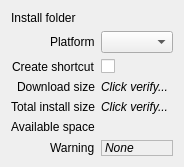
Old version of the form rare/ui/components/dialogs/install/dialog.ui in the repository RareDevs/Rare.
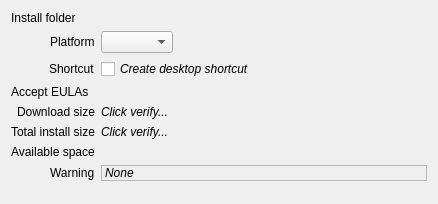
New version of the form.

Commit message: InstallDialog: add EULA acceptance checkbox

```diff
--- a/rare/ui/components/dialogs/install/dialog.ui
+++ b/rare/ui/components/dialogs/install/dialog.ui
@@ -6,8 +6,8 @@
    <rect>
     <x>0</x>
     <y>0</y>
-    <width>182</width>
-    <height>153</height>
+    <width>438</width>
+    <height>204</height>
    </rect>
   </property>
   <property name="windowTitle">
@@ -41,10 +41,20 @@
      </property>
     </widget>
    </item>
+   <item row="3" column="0">
+    <widget class="QLabel" name="eula_label">
+     <property name="text">
+      <string>Accept EULAs</string>
+     </property>
+     <property name="alignment">
+      <set>Qt::AlignmentFlag::AlignLeading|Qt::AlignmentFlag::AlignLeft|Qt::AlignmentFlag::AlignVCenter</set>
+     </property>
+    </widget>
+   </item>
    <item row="2" column="0">
     <widget class="QLabel" name="shortcut_label">
      <property name="text">
-      <string>Create shortcut</string>
+      <string>Shortcut</string>
      </property>
      <property name="alignment">
       <set>Qt::AlignmentFlag::AlignLeading|Qt::AlignmentFlag::AlignLeft|Qt::AlignmentFlag::AlignVCenter</set>
@@ -53,19 +63,24 @@
    </item>
    <item row="2" column="1">
     <widget class="QCheckBox" name="shortcut_check">
+     <property name="font">
+      <font>
+       <italic>true</italic>
+      </font>
+     </property>
      <property name="text">
-      <string notr="true"/>
+      <string>Create desktop shortcut</string>
      </property>
     </widget>
    </item>
-   <item row="3" column="0">
+   <item row="4" column="0">
     <widget class="QLabel" name="download_size_label">
      <property name="text">
       <string>Download size</string>
      </property>
     </widget>
    </item>
-   <item row="3" column="1">
+   <item row="4" column="1">
     <widget class="QLabel" name="download_size_text">
      <property name="font">
       <font>
@@ -77,14 +92,14 @@
      </property>
     </widget>
    </item>
-   <item row="4" column="0">
+   <item row="5" column="0">
     <widget class="QLabel" name="install_size_label">
      <property name="text">
       <string>Total install size</string>
      </property>
     </widget>
    </item>
-   <item row="4" column="1">
+   <item row="5" column="1">
     <widget class="QLabel" name="install_size_text">
      <property name="font">
       <font>
@@ -99,14 +114,14 @@
      </property>
     </widget>
    </item>
-   <item row="5" column="0">
+   <item row="6" column="0">
     <widget class="QLabel" name="available_space_label">
      <property name="text">
       <string>Available space</string>
      </property>
     </widget>
    </item>
-   <item row="5" column="1">
+   <item row="6" column="1">
     <widget class="QLabel" name="available_space_text">
      <property name="font">
       <font>
@@ -118,14 +133,14 @@
      </property>
     </widget>
    </item>
-   <item row="6" column="0">
+   <item row="7" column="0">
     <widget class="QLabel" name="warning_label">
      <property name="text">
       <string>Warning</string>
      </property>
     </widget>
    </item>
-   <item row="6" column="1">
+   <item row="7" column="1">
     <widget class="QLabel" name="warning_text">
      <property name="font">
       <font>
```
The commit also changes 16 other files.
